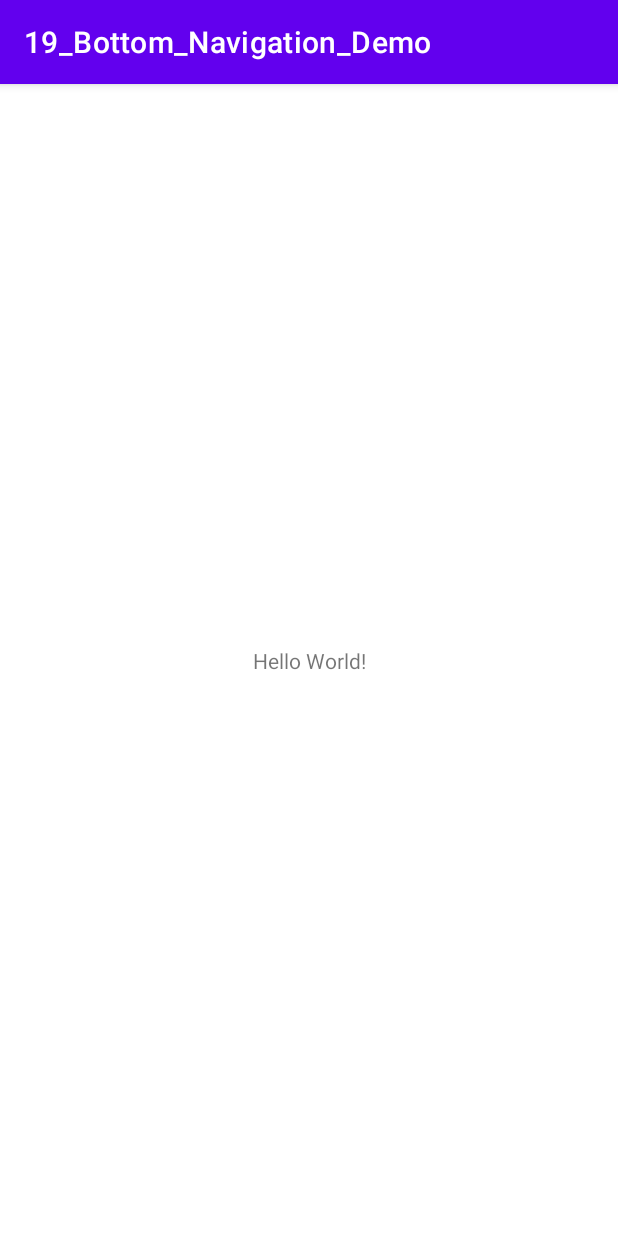
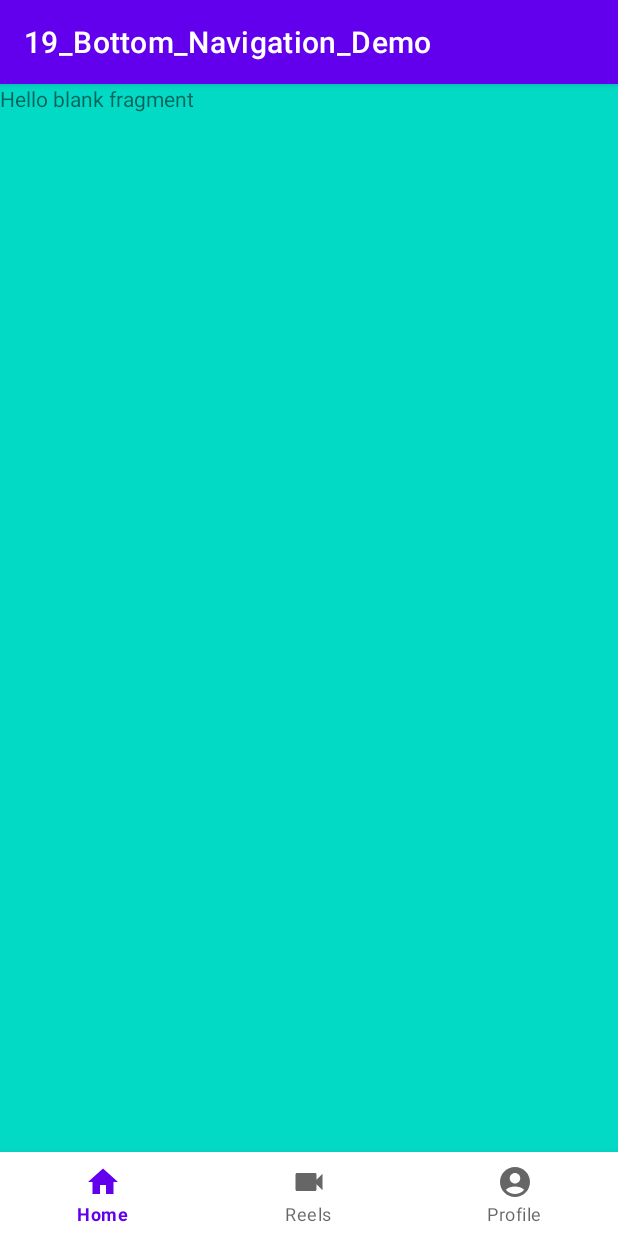
Before and after one commit to deepak252/Android, an Android app: the screen it shows after launch (MainActivity), on a phone screen of 412 x 824 dp. Run offline under Robolectric (Android 15) with nearby library versions, the phone set to English and light mode, and no system bars.

Commit message:
Bottom Navigation implementation

```diff
--- /dev/null
+++ b/19_Bottom_Navigation_Demo/app/src/main/java/com/example/a19_bottom_navigation_demo/AFragment.java
@@ -0,0 +1,23 @@
+package com.example.a19_bottom_navigation_demo;
+
+import android.os.Bundle;
+
+import androidx.fragment.app.Fragment;
+
+import android.view.LayoutInflater;
+import android.view.View;
+import android.view.ViewGroup;
+
+public class AFragment extends Fragment {
+
+    public AFragment() {
+        // Required empty public constructor
+    }
+
+    @Override
+    public View onCreateView(LayoutInflater inflater, ViewGroup container,
+                             Bundle savedInstanceState) {
+        // Inflate the layout for this fragment
+        return inflater.inflate(R.layout.fragment_a, container, false);
+    }
+}
--- a/19_Bottom_Navigation_Demo/app/src/main/java/com/example/a19_bottom_navigation_demo/MainActivity.java
+++ b/19_Bottom_Navigation_Demo/app/src/main/java/com/example/a19_bottom_navigation_demo/MainActivity.java
@@ -1,14 +1,58 @@
 package com.example.a19_bottom_navigation_demo;
 
+import androidx.annotation.NonNull;
 import androidx.appcompat.app.AppCompatActivity;
+import androidx.fragment.app.Fragment;
+import androidx.fragment.app.FragmentManager;
+import androidx.fragment.app.FragmentTransaction;
 
 import android.os.Bundle;
+import android.view.MenuItem;
+
+import com.google.android.material.bottomnavigation.BottomNavigationView;
+import com.google.android.material.navigation.NavigationBarView;
 
 public class MainActivity extends AppCompatActivity {
-
+    BottomNavigationView bottomNavigationView;
+    FragmentManager fm;
+    static int navIndex = -1;
     @Override
     protected void onCreate(Bundle savedInstanceState) {
         super.onCreate(savedInstanceState);
         setContentView(R.layout.activity_main);
+
+        bottomNavigationView = findViewById(R.id.bottomNav);
+        fm = getSupportFragmentManager();
+
+        bottomNavigationView.setSelectedItemId(R.id.navHome);
+        loadFragment(new AFragment(),0);
+
+        bottomNavigationView.setOnItemSelectedListener(new NavigationBarView.OnItemSelectedListener() {
+            @Override
+            public boolean onNavigationItemSelected(@NonNull MenuItem item) {
+                int itemId = item.getItemId();
+
+                if(itemId == R.id.navHome){
+                    loadFragment(new AFragment(),0);
+                }else if(itemId == R.id.navReels){
+                    loadFragment(new BFragment(),1);
+                }else if(itemId == R.id.navProfile){
+                    loadFragment(new CFragment(),2);
+                }
+                return true;
+            }
+        });
+
     }
+
+    public void loadFragment(Fragment fragment, int index){
+        if(index == navIndex)
+            return;
+        navIndex = index;
+        FragmentTransaction ft = fm.beginTransaction();
+        ft.replace(R.id.dashboardContainer,fragment);
+        ft.commit();
+    }
+
+
 }
--- /dev/null
+++ b/19_Bottom_Navigation_Demo/app/src/main/res/drawable/ic_baseline_account_circle_24.xml
@@ -0,0 +1,5 @@
+<vector android:height="24dp" android:tint="#000000"
+    android:viewportHeight="24" android:viewportWidth="24"
+    android:width="24dp" xmlns:android="http://schemas.android.com/apk/res/android">
+    <path android:fillColor="@android:color/white" android:pathData="M12,2C6.48,2 2,6.48 2,12s4.48,10 10,10s10,-4.48 10,-10S17.52,2 12,2zM12,6c1.93,0 3.5,1.57 3.5,3.5S13.93,13 12,13s-3.5,-1.57 -3.5,-3.5S10.07,6 12,6zM12,20c-2.03,0 -4.43,-0.82 -6.14,-2.88C7.55,15.8 9.68,15 12,15s4.45,0.8 6.14,2.12C16.43,19.18 14.03,20 12,20z"/>
+</vector>
--- /dev/null
+++ b/19_Bottom_Navigation_Demo/app/src/main/res/drawable/ic_baseline_home_24.xml
@@ -0,0 +1,5 @@
+<vector android:height="24dp" android:tint="#000000"
+    android:viewportHeight="24" android:viewportWidth="24"
+    android:width="24dp" xmlns:android="http://schemas.android.com/apk/res/android">
+    <path android:fillColor="@android:color/white" android:pathData="M10,20v-6h4v6h5v-8h3L12,3 2,12h3v8z"/>
+</vector>
--- /dev/null
+++ b/19_Bottom_Navigation_Demo/app/src/main/res/drawable/ic_baseline_videocam_24.xml
@@ -0,0 +1,5 @@
+<vector android:height="24dp" android:tint="#000000"
+    android:viewportHeight="24" android:viewportWidth="24"
+    android:width="24dp" xmlns:android="http://schemas.android.com/apk/res/android">
+    <path android:fillColor="@android:color/white" android:pathData="M17,10.5V7c0,-0.55 -0.45,-1 -1,-1H4c-0.55,0 -1,0.45 -1,1v10c0,0.55 0.45,1 1,1h12c0.55,0 1,-0.45 1,-1v-3.5l4,4v-11l-4,4z"/>
+</vector>
--- a/19_Bottom_Navigation_Demo/app/src/main/res/layout/activity_main.xml
+++ b/19_Bottom_Navigation_Demo/app/src/main/res/layout/activity_main.xml
@@ -1,18 +1,25 @@
 <?xml version="1.0" encoding="utf-8"?>
-<androidx.constraintlayout.widget.ConstraintLayout xmlns:android="http://schemas.android.com/apk/res/android"
+<LinearLayout xmlns:android="http://schemas.android.com/apk/res/android"
     xmlns:app="http://schemas.android.com/apk/res-auto"
     xmlns:tools="http://schemas.android.com/tools"
     android:layout_width="match_parent"
     android:layout_height="match_parent"
-    tools:context=".MainActivity">
+    android:orientation="vertical"
+    tools:context=".MainActivity"
+    >
+    <FrameLayout
+        android:id="@+id/dashboardContainer"
+        android:layout_width="match_parent"
+        android:layout_height="0dp"
+        android:layout_weight="1"
 
-    <TextView
-        android:layout_width="wrap_content"
+        />
+    <com.google.android.material.bottomnavigation.BottomNavigationView
+        android:id="@+id/bottomNav"
+        android:layout_width="match_parent"
         android:layout_height="wrap_content"
-        android:text="Hello World!"
-        app:layout_constraintBottom_toBottomOf="parent"
-        app:layout_constraintEnd_toEndOf="parent"
-        app:layout_constraintStart_toStartOf="parent"
-        app:layout_constraintTop_toTopOf="parent" />
+        android:layout_gravity="bottom"
+        app:menu="@menu/bottom_nav_items"
+        />
 
-</androidx.constraintlayout.widget.ConstraintLayout>
+</LinearLayout>
--- /dev/null
+++ b/19_Bottom_Navigation_Demo/app/src/main/res/layout/fragment_a.xml
@@ -0,0 +1,15 @@
+<?xml version="1.0" encoding="utf-8"?>
+<FrameLayout xmlns:android="http://schemas.android.com/apk/res/android"
+    xmlns:tools="http://schemas.android.com/tools"
+    android:layout_width="match_parent"
+    android:layout_height="match_parent"
+    android:background="@color/teal_200"
+    tools:context=".AFragment">
+
+    <!-- TODO: Update blank fragment layout -->
+    <TextView
+        android:layout_width="match_parent"
+        android:layout_height="match_parent"
+        android:text="@string/hello_blank_fragment" />
+
+</FrameLayout>
--- /dev/null
+++ b/19_Bottom_Navigation_Demo/app/src/main/res/menu/bottom_nav_items.xml
@@ -0,0 +1,18 @@
+<?xml version="1.0" encoding="utf-8"?>
+<menu xmlns:android="http://schemas.android.com/apk/res/android">
+    <item
+        android:id="@+id/navHome"
+        android:title="Home"
+        android:icon="@drawable/ic_baseline_home_24"
+        />
+    <item
+        android:id="@+id/navReels"
+        android:title="Reels"
+        android:icon="@drawable/ic_baseline_videocam_24"
+        />
+    <item
+        android:id="@+id/navProfile"
+        android:title="Profile"
+        android:icon="@drawable/ic_baseline_account_circle_24"
+        />
+</menu>
--- a/19_Bottom_Navigation_Demo/app/src/main/res/values/strings.xml
+++ b/19_Bottom_Navigation_Demo/app/src/main/res/values/strings.xml
@@ -1,3 +1,5 @@
 <resources>
     <string name="app_name">19_Bottom_Navigation_Demo</string>
+    <!-- TODO: Remove or change this placeholder text -->
+    <string name="hello_blank_fragment">Hello blank fragment</string>
 </resources>
```
Also changed, not shown: 19_Bottom_Navigation_Demo/app/src/main/java/com/example/a19_bottom_navigation_demo/BFragment.java (added, +23 -0 lines), 19_Bottom_Navigation_Demo/app/src/main/java/com/example/a19_bottom_navigation_demo/CFragment.java (added, +23 -0 lines), 19_Bottom_Navigation_Demo/app/src/main/res/layout/fragment_b.xml (added, +15 -0 lines), 19_Bottom_Navigation_Demo/app/src/main/res/layout/fragment_c.xml (added, +15 -0 lines).
